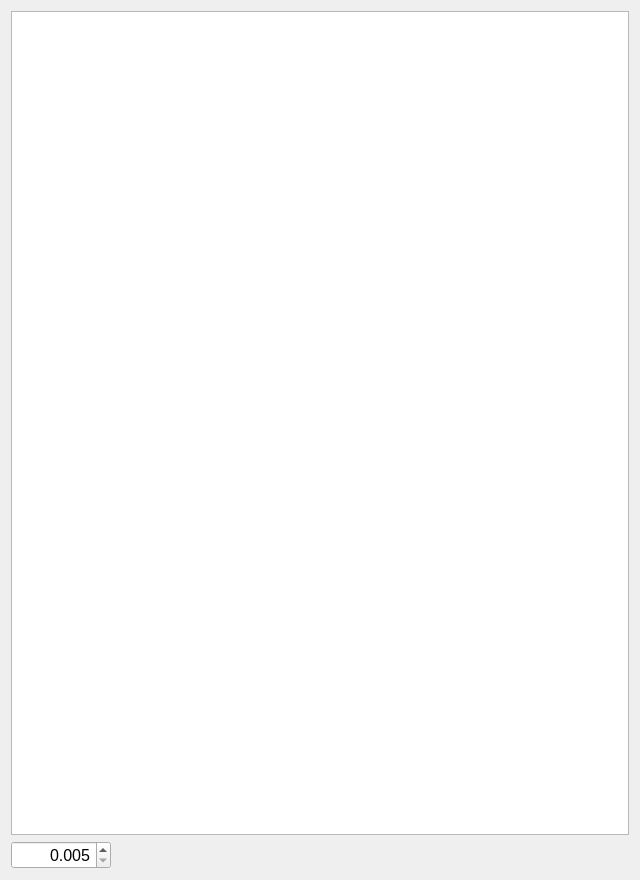
The window that mesoSPIM/gui/mesoSPIM_Tile_Overview.ui (mesoSPIM/mesoSPIM-control) describes before a commit, drawn with Qt 5.
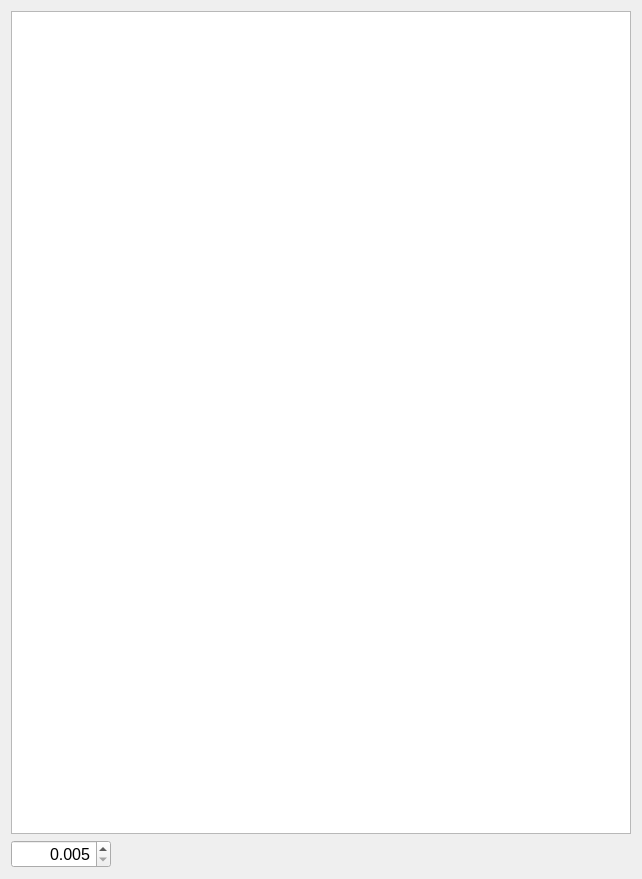
The same window after the commit.

Commit message: fix: put Current FOV always in the center of the scene

Patch:
```diff
--- a/mesoSPIM/gui/mesoSPIM_Tile_Overview.ui
+++ b/mesoSPIM/gui/mesoSPIM_Tile_Overview.ui
@@ -6,8 +6,8 @@
    <rect>
     <x>0</x>
     <y>0</y>
-    <width>640</width>
-    <height>880</height>
+    <width>642</width>
+    <height>879</height>
    </rect>
   </property>
   <property name="sizePolicy">
```
The commit also changes 1 other file.
